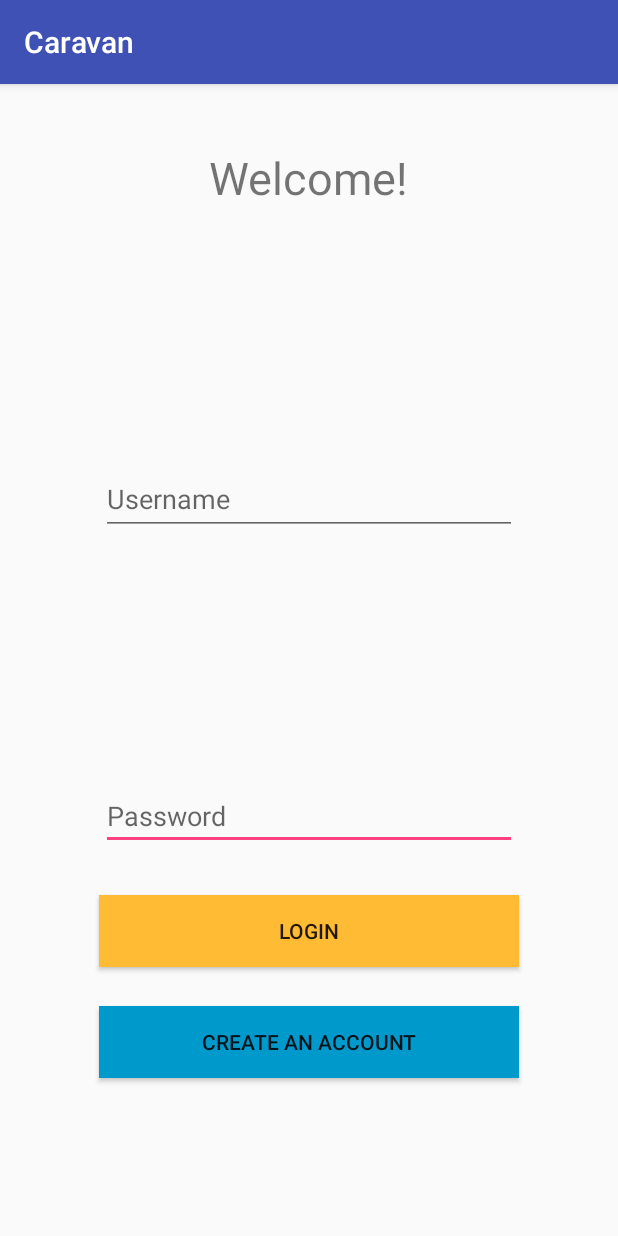
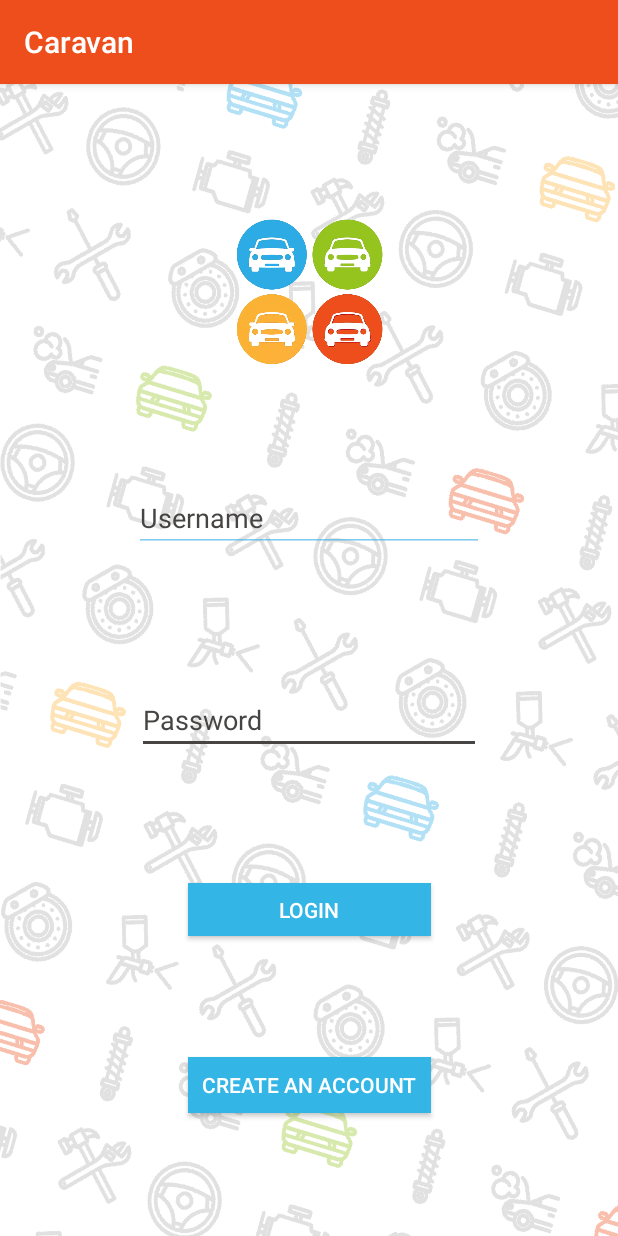
Before and after one commit to tarballz/caravan, an Android app: the screen it shows after launch (MainActivity), on a phone screen of 412 x 824 dp. Run offline under Robolectric (Android 15) with nearby library versions, the phone set to English and light mode, and no system bars; libraries missing offline, so code that uses them is left out: com.amazonaws.auth, com.amazonaws.mobileconnectors, com.amazonaws.regions, com.amazonaws.services; pictures from the network do not load; 4 statements that could not run were skipped.

Commit message:
Improve UI

```diff
--- a/app/src/main/java/edu/cmps121/app/utilities/CustomListViewAdapter.java
+++ b/app/src/main/java/edu/cmps121/app/utilities/CustomListViewAdapter.java
@@ -1,4 +1,4 @@
-package edu.cmps121.app.api;
+package edu.cmps121.app.utilities;
 
 import android.app.Activity;
 import android.view.LayoutInflater;
--- a/app/src/main/java/edu/cmps121/app/utilities/NearbyPlace.java
+++ b/app/src/main/java/edu/cmps121/app/utilities/NearbyPlace.java
@@ -1,4 +1,4 @@
-package edu.cmps121.app.api;
+package edu.cmps121.app.utilities;
 
 public class NearbyPlace {
     public String name;
--- a/app/src/main/res/layout/activity_main.xml
+++ b/app/src/main/res/layout/activity_main.xml
@@ -4,93 +4,99 @@
     xmlns:tools="http://schemas.android.com/tools"
     android:layout_width="match_parent"
     android:layout_height="match_parent"
+    android:background="@drawable/backsplash"
     tools:context="edu.cmps121.app.activities.MainActivity"
-    tools:layout_editor_absoluteY="81dp"
-    tools:layout_editor_absoluteX="0dp">
+    tools:layout_editor_absoluteX="0dp"
+    tools:layout_editor_absoluteY="81dp">
 
     <EditText
         android:id="@+id/enter_password_et"
-        android:layout_width="0dp"
+        android:layout_width="229dp"
         android:layout_height="45dp"
+        android:layout_marginBottom="38dp"
+        android:layout_marginEnd="67dp"
         android:layout_marginStart="67dp"
         android:ems="10"
         android:hint="@string/password"
         android:inputType="textPassword"
+        android:textColor="@color/colorAccent"
+        android:textColorHint="@color/colorAccent"
+        app:layout_constraintBottom_toTopOf="@+id/login_b"
+        app:layout_constraintEnd_toEndOf="parent"
+        app:layout_constraintStart_toStartOf="parent"
+        app:layout_constraintTop_toBottomOf="@+id/enter_username_et"
         tools:ignore="RtlHardcoded"
-        android:layout_marginEnd="67dp"
-        tools:layout_constraintRight_creator="1"
         tools:layout_constraintBottom_creator="1"
-        app:layout_constraintBottom_toTopOf="@+id/login_b"
-        app:layout_constraintRight_toRightOf="parent"
         tools:layout_constraintLeft_creator="1"
-        android:layout_marginBottom="30dp"
-        app:layout_constraintLeft_toLeftOf="parent" />
+        tools:layout_constraintRight_creator="1" />
 
     <EditText
         android:id="@+id/enter_username_et"
-        android:layout_width="0dp"
-        android:layout_height="47dp"
+        android:layout_width="233dp"
+        android:layout_height="44dp"
+        android:layout_marginBottom="41dp"
+        android:layout_marginEnd="67dp"
         android:layout_marginStart="67dp"
         android:ems="10"
         android:hint="@string/username"
         android:inputType="textPersonName"
+        android:textColor="@color/colorAccent"
+        android:textColorHint="@color/colorAccent"
+        android:visibility="visible"
+        app:layout_constraintBottom_toTopOf="@+id/enter_password_et"
+        app:layout_constraintEnd_toEndOf="parent"
+        app:layout_constraintStart_toStartOf="parent"
+        app:layout_constraintTop_toBottomOf="@+id/imageView"
         tools:ignore="RtlHardcoded"
-        android:layout_marginEnd="67dp"
-        tools:layout_constraintTop_creator="1"
+        tools:layout_constraintBottom_creator="1"
+        tools:layout_constraintLeft_creator="1"
         tools:layout_constraintRight_creator="1"
-        tools:layout_constraintBottom_creator="1"
-        app:layout_constraintBottom_toBottomOf="@+id/enter_password_et"
-        app:layout_constraintRight_toRightOf="parent"
-        android:layout_marginTop="83dp"
-        tools:layout_constraintLeft_creator="1"
-        android:layout_marginBottom="82dp"
-        app:layout_constraintLeft_toLeftOf="parent"
-        app:layout_constraintTop_toTopOf="@+id/welcome_tv" />
+        tools:layout_constraintTop_creator="1" />
 
     <Button
         android:id="@+id/login_b"
-        android:layout_width="0dp"
-        android:layout_height="48dp"
+        android:layout_width="162dp"
+        android:layout_height="35dp"
+        android:layout_marginBottom="32dp"
+        android:background="@android:color/holo_blue_light"
         android:onClick="onClickLogin"
         android:text="@string/login"
-        android:background="@android:color/holo_orange_light"
-        tools:layout_constraintRight_creator="1"
-        tools:layout_constraintBottom_creator="1"
+        android:textColor="@android:color/background_light"
         app:layout_constraintBottom_toTopOf="@+id/create_account_b"
-        android:layout_marginStart="66dp"
-        android:layout_marginEnd="66dp"
-        app:layout_constraintRight_toRightOf="parent"
-        tools:layout_constraintLeft_creator="1"
-        android:layout_marginBottom="26dp"
-        app:layout_constraintLeft_toLeftOf="parent" />
-
-    <TextView
-        android:id="@+id/welcome_tv"
-        android:layout_width="wrap_content"
-        android:layout_height="wrap_content"
-        android:text="@string/welcome"
-        android:textSize="30sp"
-        tools:layout_constraintTop_creator="1"
-        tools:layout_constraintRight_creator="1"
-        app:layout_constraintRight_toRightOf="parent"
-        android:layout_marginTop="42dp"
-        tools:layout_constraintLeft_creator="1"
-        app:layout_constraintLeft_toLeftOf="parent"
-        app:layout_constraintTop_toTopOf="parent" />
-
-    <Button
-        android:id="@+id/create_account_b"
-        android:layout_width="0dp"
-        android:layout_height="48dp"
-        android:layout_marginBottom="105dp"
-        android:onClick="onClickCreateAccount"
-        android:text="@string/create_an_account"
-        android:background="@android:color/holo_blue_dark"
-        app:layout_constraintBottom_toBottomOf="parent"
-        app:layout_constraintLeft_toLeftOf="@+id/login_b"
-        app:layout_constraintRight_toRightOf="@+id/login_b"
+        app:layout_constraintEnd_toEndOf="parent"
+        app:layout_constraintStart_toStartOf="parent"
+        app:layout_constraintTop_toBottomOf="@+id/enter_password_et"
         tools:layout_constraintBottom_creator="1"
         tools:layout_constraintLeft_creator="1"
         tools:layout_constraintRight_creator="1" />
 
+    <Button
+        android:id="@+id/create_account_b"
+        android:layout_width="162dp"
+        android:layout_height="37dp"
+        android:layout_marginBottom="34dp"
+        android:background="@android:color/holo_blue_light"
+        android:onClick="onClickCreateAccount"
+        android:text="@string/create_an_account"
+        android:textColor="@android:color/background_light"
+        app:layout_constraintBottom_toBottomOf="parent"
+        app:layout_constraintEnd_toEndOf="parent"
+        app:layout_constraintStart_toStartOf="parent"
+        app:layout_constraintTop_toBottomOf="@+id/login_b"
+        tools:layout_constraintBottom_creator="1"
+        tools:layout_constraintLeft_creator="1"
+        tools:layout_constraintRight_creator="1" />
+
+    <ImageView
+        android:id="@+id/imageView"
+        android:layout_width="170dp"
+        android:layout_height="97dp"
+        android:layout_marginBottom="32dp"
+        android:layout_marginTop="42dp"
+        app:layout_constraintBottom_toTopOf="@+id/enter_username_et"
+        app:layout_constraintEnd_toEndOf="parent"
+        app:layout_constraintStart_toStartOf="parent"
+        app:layout_constraintTop_toTopOf="parent"
+        app:srcCompat="@drawable/logo" />
+
 </android.support.constraint.ConstraintLayout>
--- a/app/src/main/res/values/colors.xml
+++ b/app/src/main/res/values/colors.xml
@@ -1,6 +1,7 @@
 <?xml version="1.0" encoding="utf-8"?>
 <resources>
-    <color name="colorPrimary">#3F51B5</color>
-    <color name="colorPrimaryDark">#303F9F</color>
-    <color name="colorAccent">#FF4081</color>
+    <color name="colorPrimary">#ed4e1b</color>
+    <color name="colorPrimaryDark">#000000</color>
+    <color name="colorAccent">#464544</color>
+    <color name="foreground_material_light">#2cabe5</color>
 </resources>
--- a/app/src/main/res/values/styles.xml
+++ b/app/src/main/res/values/styles.xml
@@ -6,6 +6,7 @@
         <item name="colorPrimary">@color/colorPrimary</item>
         <item name="colorPrimaryDark">@color/colorPrimaryDark</item>
         <item name="colorAccent">@color/colorAccent</item>
+        <item name="android:colorForeground">@color/foreground_material_light</item>
     </style>
 
     <style name="AppTheme.NoActionBar">
```
Also changed, not shown: app/src/main/java/edu/cmps121/app/activities/MapsActivity.java (+4 -4 lines), app/src/main/java/edu/cmps121/app/utilities/CaravanUtils.java (+13 -0 lines), app/src/main/java/edu/cmps121/app/utilities/GetNearbyPlacesData.java (+7 -8 lines), app/src/main/res/layout/activity_maps.xml (+53 -62 lines), app/src/main/res/drawable/backsplash.png (added), app/src/main/res/drawable/caravan_logo.png (deleted), app/src/main/res/drawable/logo.png (added).
